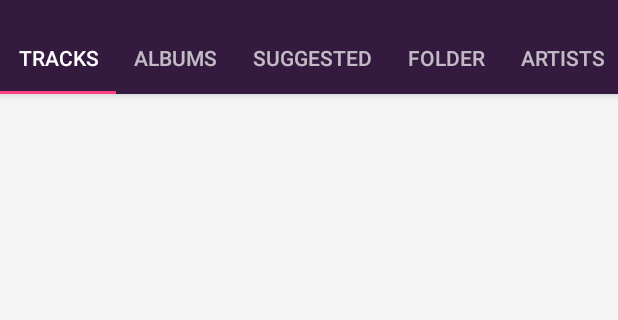
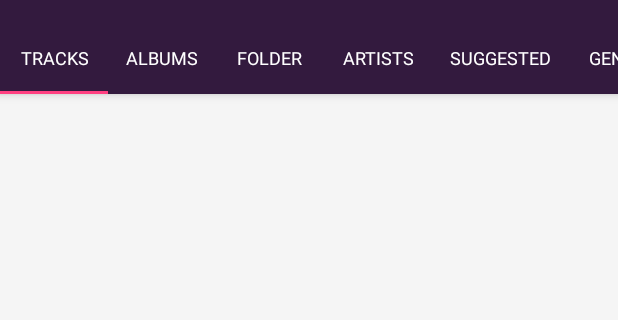
Before and after one commit to Yadunath/Real-Music-and-Folder-Player, an Android app: the screen it shows after launch (MainActivity), on a phone screen of 412 x 824 dp, the part 62-382 px from its top. Run offline under Robolectric (Android 15) with nearby library versions, the phone set to English and light mode, and no system bars; our stand-ins replace Picasso; libraries missing offline, so code that uses them is left out: com.crashlytics.android, io.fabric.sdk, music.real.com; pictures from the network do not load; 3 statements that could not run were skipped.

Commit message:
ui changes--dimensions of grid

```diff
--- a/app/src/main/java/com/trialvynscloudup/fragments/AlbumsFragment.java
+++ b/app/src/main/java/com/trialvynscloudup/fragments/AlbumsFragment.java
@@ -44,7 +44,7 @@ public class AlbumsFragment extends Fragment {
         gridView.setHasFixedSize(true);
         mLayoutManager = new GridLayoutManager(getActivity(),2);
         gridView.setLayoutManager(mLayoutManager);
-        gridView.addItemDecoration(new SpacesItemDecoration(10));
+        gridView.addItemDecoration(new SpacesItemDecoration(20));
     }
 
     @Override
@@ -82,6 +82,7 @@ public class AlbumsFragment extends Fragment {
             outRect.right = space;
             outRect.bottom = space;
 
+
             // Add top margin only for the first item to avoid double space between items
             if(parent.getChildLayoutPosition(view) == 0)
                 outRect.top = space;
--- a/app/src/main/java/com/trialvynscloudup/fragments/TabFragment.java
+++ b/app/src/main/java/com/trialvynscloudup/fragments/TabFragment.java
@@ -92,9 +92,9 @@ public class TabFragment extends Fragment {
         Adapter adapter = new Adapter(getChildFragmentManager());
         adapter.addFragment(new TracksFragment(), "Tracks");
         adapter.addFragment(new AlbumsFragment(), "Albums");
-        adapter.addFragment(new SuggestedFragment(),"SUGGESTED");
         adapter.addFragment(new FileChooser(),"folder");
         adapter.addFragment(new ArtistFragment(), "Artists");
+        adapter.addFragment(new SuggestedFragment(),"SUGGESTED");
         adapter.addFragment(new GenreFragment(), "Genres");
         viewPager.setAdapter(adapter);
 
--- a/app/src/main/java/com/trialvynscloudup/fragments_folder_test/FileChooser.java
+++ b/app/src/main/java/com/trialvynscloudup/fragments_folder_test/FileChooser.java
@@ -60,12 +60,14 @@ public class FileChooser extends Fragment implements AdapterView.OnItemClickList
 		fill(currentDir);
 	}
 
+
 	private void fill(File f)
 	{
 
 		number=0;
 		subFolderList=new ArrayList<>();
 		File[]dirs = f.listFiles();
+
 //		this.setTitle("Current Dir: " + f.getName());
 		List<Item>dir = new ArrayList<Item>();
 		List<Item>fls = new ArrayList<Item>();
--- a/app/src/main/java/com/trialvynscloudup/services/MusicPlaybackService.java
+++ b/app/src/main/java/com/trialvynscloudup/services/MusicPlaybackService.java
@@ -281,6 +281,7 @@ public class MusicPlaybackService extends Service implements OnCompletionListene
 			commonUtility.setSongTitle(songTitle);
 			commonUtility.setAlbumName(albumName);
 			commonUtility.setAlbumArtUri(uriArtWork);
+
 		}
 		return dataPath;
 	}
@@ -292,6 +293,7 @@ public class MusicPlaybackService extends Service implements OnCompletionListene
 		editor.putString("playlistId", playlistId);
 		editor.commit();
 		mediaPlayBack(getDatapath());
+
 
 	}
 	public void pauseSong(int pauseType)
--- a/app/src/main/res/layout/activity_main.xml
+++ b/app/src/main/res/layout/activity_main.xml
@@ -18,7 +18,7 @@
         </RelativeLayout>
         <RelativeLayout
             android:layout_width="match_parent"
-            android:layout_height="65dp"
+            android:layout_height="@dimen/height_bottombar"
             android:id="@+id/bottombar"
             android:layout_alignParentBottom="true"
             android:visibility="gone"
--- a/app/src/main/res/layout/activity_playback.xml
+++ b/app/src/main/res/layout/activity_playback.xml
@@ -2,7 +2,7 @@
     xmlns:tools="http://schemas.android.com/tools" android:layout_width="match_parent"
     android:layout_height="match_parent"
     tools:context=".MainActivity"
-    android:background="#2b252d"
+    android:background="@color/playback_control_bg"
     android:orientation="vertical">
 
 
--- a/app/src/main/res/layout/fragment_control.xml
+++ b/app/src/main/res/layout/fragment_control.xml
@@ -9,8 +9,8 @@
     <ImageView
         android:id="@+id/album_art"
         tools:src="@drawable/ic_launcher"
-        android:layout_width="50dp"
-        android:layout_height="50dp"
+        android:layout_width="@dimen/size_albumart_control"
+        android:layout_height="@dimen/size_albumart_control"
         android:scaleType="centerCrop"
         android:layout_alignParentStart="true"
         android:layout_alignParentLeft="true"
--- a/app/src/main/res/layout/include_list_viewpager.xml
+++ b/app/src/main/res/layout/include_list_viewpager.xml
@@ -24,6 +24,7 @@
             android:id="@+id/tabs"
             android:layout_width="match_parent"
             android:layout_height="wrap_content"
+            app:tabTextAppearance="@style/tabtextstyle"
             app:tabMode="scrollable"/>
 
     </android.support.design.widget.AppBarLayout>
@@ -32,6 +33,8 @@
         android:id="@+id/viewpager"
         android:layout_width="match_parent"
         android:layout_height="match_parent"
-        app:layout_behavior="@string/appbar_scrolling_view_behavior" />
+        app:layout_behavior="@string/appbar_scrolling_view_behavior"
+        android:layout_marginLeft="@dimen/margin_viewpager"
+        android:layout_marginRight="@dimen/margin_viewpager"/>
 
 </android.support.design.widget.CoordinatorLayout>
--- a/app/src/main/res/values-hdpi/dimens.xml
+++ b/app/src/main/res/values-hdpi/dimens.xml
@@ -7,4 +7,5 @@
     <dimen name="text_size_track_name">19sp</dimen>
     <dimen name="notification_button_size">28dp</dimen>
     <dimen name="notification_text_width">70dp</dimen>
+
 </resources>
--- a/app/src/main/res/values/colors.xml
+++ b/app/src/main/res/values/colors.xml
@@ -1,5 +1,7 @@
 <?xml version="1.0" encoding="utf-8"?>
 <resources>
+    <color name="notification_bar_background">#331a3e</color>
+    <color name="notification_default">#e18382</color>
     <color name="window_background">#FFF5F5F5</color>
     <color name="purple_background">#331a3e</color>
     <color name="purple_background_1">#643C75</color>
--- a/app/src/main/res/values/dimens.xml
+++ b/app/src/main/res/values/dimens.xml
@@ -7,5 +7,7 @@
     <dimen name="text_size_track_name">19sp</dimen>
     <dimen name="notification_text_width">90dp</dimen>
     <dimen name="numpad_text_size">48dp</dimen>
-
+    <dimen name="margin_viewpager">10dp</dimen>
+    <dimen name="height_bottombar">50dp</dimen>
+    <dimen name="size_albumart_control">40dp</dimen>
 </resources>
--- a/app/src/main/res/values/styles.xml
+++ b/app/src/main/res/values/styles.xml
@@ -6,7 +6,7 @@
 
     <style name="Base.Theme.DesignDemo" parent="Theme.AppCompat.Light.NoActionBar">
         <item name="colorPrimary">@color/purple_background</item>
-        <item name="colorPrimaryDark">#e18382</item>
+        <item name="colorPrimaryDark">@color/notification_default</item>
         <item name="colorAccent">#FF4081</item>
         <item name="android:windowBackground">@color/window_background</item>
     </style>
@@ -35,4 +35,10 @@
         <item name="android:gravity">center</item>
         <item name="android:background">@drawable/numpad_background</item>
     </style>
+    <style name="tabtextstyle">
+        <item name="android:textColor">@android:color/white</item>
+        <item name="android:textSize" >12sp</item>
+        <item name="android:textAllCaps">true</item>
+        <item name="android:gravity">center</item>
+    </style>
 </resources>
```
Also changed, not shown: app/src/main/java/com/trialvynscloudup/smartplaylist/SmartplaylistDatabaseHandler.java (added, +65 -0 lines).
